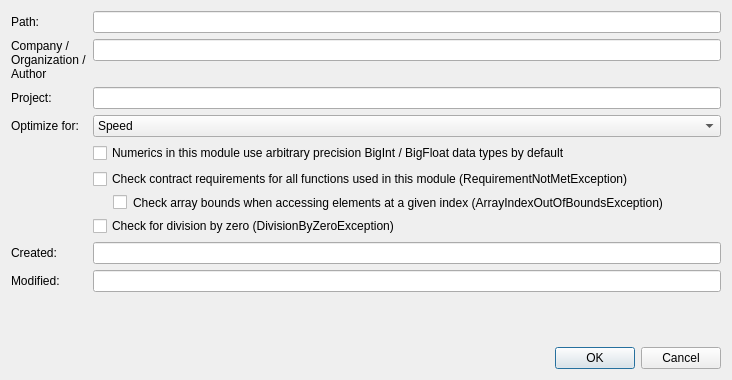
The window that src/bp/Tools/IDE/ui/module-properties.ui (akyoto/flua) describes before a commit, drawn with Qt 5.
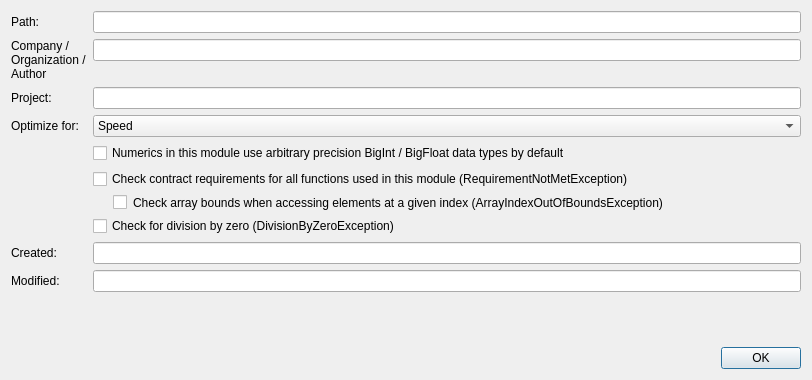
The same window after the commit.

```diff
--- a/src/bp/Tools/IDE/ui/module-properties.ui
+++ b/src/bp/Tools/IDE/ui/module-properties.ui
@@ -6,7 +6,7 @@
    <rect>
     <x>0</x>
     <y>0</y>
-    <width>732</width>
+    <width>812</width>
     <height>380</height>
    </rect>
   </property>
@@ -169,7 +169,7 @@
       <enum>Qt::Horizontal</enum>
      </property>
      <property name="standardButtons">
-      <set>QDialogButtonBox::Cancel|QDialogButtonBox::Ok</set>
+      <set>QDialogButtonBox::Ok</set>
      </property>
     </widget>
    </item>
```
